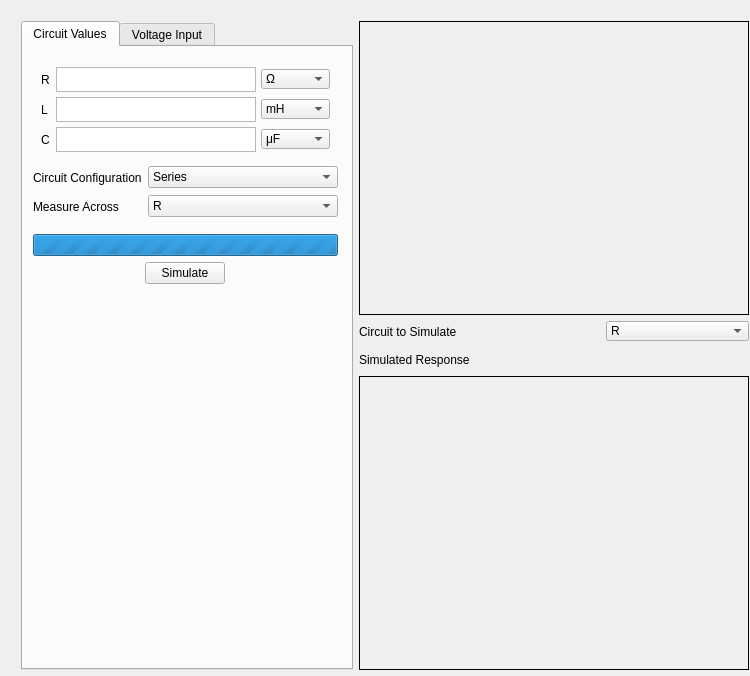
Old version of the form graphical-rlc/mainwidget.ui in the repository blaksmith205/graphical-rlc.
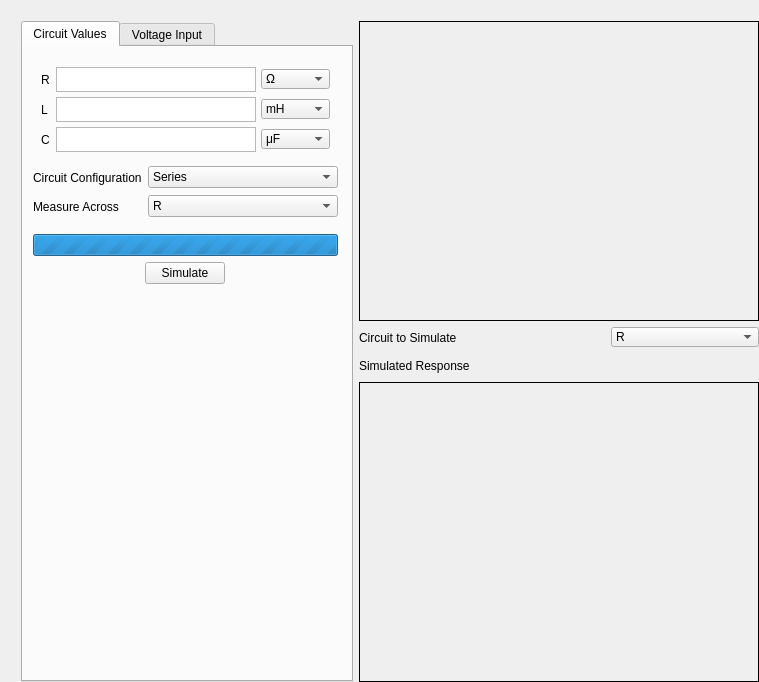
New version of the form. Icons and pictures are not drawn.

Commit message: Fixes slight expansion when preview is updated

The edit to the form file:
```diff
--- a/graphical-rlc/mainwidget.ui
+++ b/graphical-rlc/mainwidget.ui
@@ -6,14 +6,14 @@
    <rect>
     <x>0</x>
     <y>0</y>
-    <width>750</width>
-    <height>676</height>
+    <width>759</width>
+    <height>682</height>
    </rect>
   </property>
   <property name="minimumSize">
    <size>
-    <width>750</width>
-    <height>676</height>
+    <width>759</width>
+    <height>682</height>
    </size>
   </property>
   <property name="maximumSize">
@@ -30,8 +30,8 @@
     <rect>
      <x>10</x>
      <y>10</y>
-     <width>732</width>
-     <height>655</height>
+     <width>742</width>
+     <height>667</height>
     </rect>
    </property>
    <layout class="QHBoxLayout" name="horizontalLayout">
@@ -786,8 +786,8 @@
         </property>
         <property name="minimumSize">
          <size>
-          <width>390</width>
-          <height>294</height>
+          <width>400</width>
+          <height>300</height>
          </size>
         </property>
         <property name="frameShape">
@@ -923,8 +923,8 @@
         </property>
         <property name="minimumSize">
          <size>
-          <width>390</width>
-          <height>294</height>
+          <width>400</width>
+          <height>300</height>
          </size>
         </property>
         <property name="frameShape">
```
